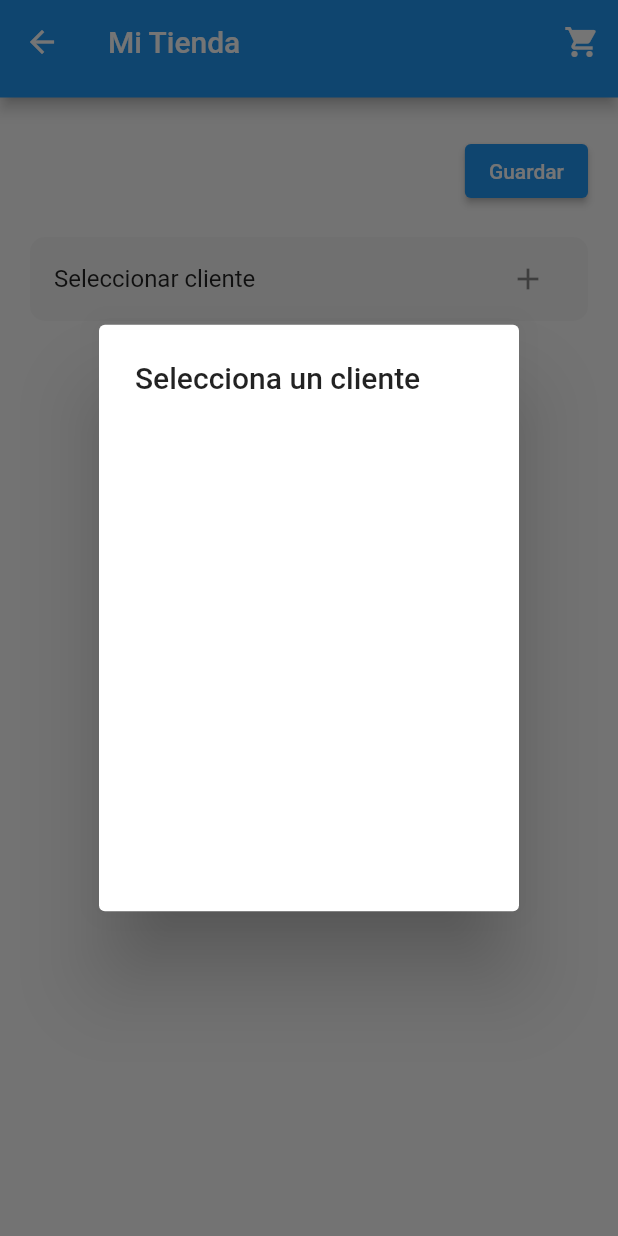
After one commit to nixonr95/mi-tienda-app, a Flutter app: the BillFormScreen screen opened by its route, after a tap on the "add" icon, on a phone screen of 412 x 824 dp. The commit adds this screen. Run offline on Flutter 3.47's test engine with Material 2 defaults, Android fonts, the phone set to English and light mode, and no system bars; our stand-ins replace flutter_hooks, hooks_riverpod, isar, reactive_forms, riverpod_annotation; missing offline and left inert: simple_barcode_scanner, soundpool; accounts and stored records are empty; generated files the repository leaves out were written again.

Commit message:
bill 0.1

```diff
--- a/lib/src/routes/app_routes.dart
+++ b/lib/src/routes/app_routes.dart
@@ -1,5 +1,7 @@
 import 'package:flutter/material.dart';
 
+import '../views/bills/bills.dart';
+import '../views/bills/screens/bill_form_screen.dart';
 import '../views/categories/screens/categories_screen.dart';
 import '../views/clients/screens/clients_screen.dart';
 import '../views/home/home.dart';
@@ -13,5 +15,7 @@ class AppRoutes {
     ProductsScreen.routeName: (_) => const ProductsScreen(),
     CategoriesScreen.routeName: (_) => const CategoriesScreen(),
     ClientsScreen.routeName: (_) => const ClientsScreen(),
+    BillsScreen.routeName: (_) => const BillsScreen(),
+    BillFormScreen.routeName: (_) => const BillFormScreen(),
   };
 }
--- a/lib/src/shared/providers/isar_provider.dart
+++ b/lib/src/shared/providers/isar_provider.dart
@@ -2,6 +2,7 @@ import 'package:isar/isar.dart';
 import 'package:path_provider/path_provider.dart';
 import 'package:riverpod_annotation/riverpod_annotation.dart';
 
+import '../../views/bills/bills.dart';
 import '../../views/categories/categories.dart';
 import '../../views/clients/models/client.dart';
 import '../../views/products/products.dart';
@@ -16,6 +17,7 @@ Future<Isar> isarInstance(FutureProviderRef ref) async {
       ProductSchema,
       CategorySchema,
       ClientSchema,
+      BillSchema,
     ],
     directory: dir.path,
   );
--- /dev/null
+++ b/lib/src/views/bills/bills.dart
@@ -0,0 +1,2 @@
+export './models/bill.dart';
+export './screens/bills_screen.dart';
--- /dev/null
+++ b/lib/src/views/bills/forms/client_bill_form.dart
@@ -0,0 +1,64 @@
+import 'package:flutter/material.dart';
+import 'package:flutter_hooks/flutter_hooks.dart';
+
+import '../../clients/models/client.dart';
+import '../../clients/widgets/client_selector.dart';
+import '../bills.dart';
+
+class ClientBillForm extends HookWidget {
+  final Bill? bill;
+  final Function(Client) onSelectClient;
+  const ClientBillForm({super.key, this.bill, required this.onSelectClient});
+
+  @override
+  Widget build(BuildContext context) {
+    final cliente = useState<Client?>(null);
+
+    onChangeClient(Client client) {
+      cliente.value = client;
+      onSelectClient(client);
+    }
+
+    return Column(
+      children: [
+        bill != null || cliente.value != null
+            ? ListTile(
+                tileColor: Colors.grey[100],
+                titleAlignment: ListTileTitleAlignment.center,
+                shape: RoundedRectangleBorder(
+                  borderRadius: BorderRadius.circular(10.0),
+                ),
+                title: Text(
+                    bill != null ? bill!.clientName : cliente.value!.name,
+                    textAlign: TextAlign.center),
+                subtitle: Text(
+                    bill != null
+                        ? bill!.clientDocument
+                        : cliente.value!.document,
+                    textAlign: TextAlign.center),
+                // trailing: IconButton(
+                //   icon: const Icon(Icons.edit),
+                //   onPressed: () {},
+                // ),
+              )
+            : ListTile(
+                tileColor: Colors.grey[100],
+                shape: RoundedRectangleBorder(
+                  borderRadius: BorderRadius.circular(10.0),
+                ),
+                title: const Text('Seleccionar cliente'),
+                trailing: IconButton(
+                  icon: const Icon(Icons.add),
+                  onPressed: () {
+                    showDialog(
+                      context: context,
+                      builder: (context) =>
+                          ClientSelector(onSelect: onChangeClient),
+                    );
+                  },
+                ),
+              ),
+      ],
+    );
+  }
+}
--- /dev/null
+++ b/lib/src/views/bills/models/bill.dart
@@ -0,0 +1,45 @@
+import 'package:isar/isar.dart';
+
+part 'bill.g.dart';
+
+@collection
+class Bill {
+  Id id = Isar.autoIncrement;
+  final DateTime date = DateTime.now();
+  late String description;
+  late int clientId;
+  late String clientDocument;
+  late String clientName;
+  late double total;
+  late bool isPaid = false;
+  late bool canBeEdited = true;
+  late DateTime? paymentDate;
+  late DateTime? editedDate;
+  late List<ProductBill> products;
+
+  Bill({
+    required this.description,
+    required this.clientId,
+    required this.clientDocument,
+    required this.clientName,
+    required this.products,
+    this.total = 0,
+  });
+}
+
+@embedded
+class ProductBill {
+  final int? id;
+  final String? name;
+  final String? description;
+  final double? price;
+  final int? categoryId;
+
+  ProductBill({
+    this.id,
+    this.name,
+    this.description,
+    this.price,
+    this.categoryId,
+  });
+}
--- /dev/null
+++ b/lib/src/views/bills/providers/bill_provider.dart
@@ -0,0 +1,19 @@
+import 'package:riverpod_annotation/riverpod_annotation.dart';
+
+import '../../../shared/providers/isar_provider.dart';
+import '../models/bill.dart';
+import '../repository/bill_repository.dart';
+
+part 'bill_provider.g.dart';
+
+@riverpod
+Future<BillRepository> billRepository(BillRepositoryRef ref) async {
+  final isar = await ref.watch(isarInstanceProvider.future);
+  return BillRepository(isar);
+}
+
+@riverpod
+Future<List<Bill>> bills(BillsRef ref) async {
+  final billRepository = await ref.watch(billRepositoryProvider.future);
+  return billRepository.getAllBills();
+}
--- /dev/null
+++ b/lib/src/views/bills/screens/bill_form_screen.dart
@@ -0,0 +1,45 @@
+import 'package:flutter/material.dart';
+import 'package:hooks_riverpod/hooks_riverpod.dart';
+
+import '../../../shared/shared.dart';
+import '../../clients/models/client.dart';
+import '../../clients/providers/client_provider.dart';
+import '../forms/client_bill_form.dart';
+import '../models/bill.dart';
+import '../providers/bill_provider.dart';
+
+class BillFormScreen extends HookConsumerWidget {
+  const BillFormScreen({super.key});
+  static const routeName = 'bills_form';
+
+  @override
+  Widget build(BuildContext context, WidgetRef ref) {
+    final bill = ModalRoute.of(context)!.settings.arguments as Bill?;
+    final billRepository = ref.watch(billRepositoryProvider).value;
+    final clients = ref.watch(clientsProvider);
+
+    onSelectClient(Client client) {}
+
+    return Scaffold(
+      appBar: const CustomAppbar(),
+      body: Padding(
+        padding: const EdgeInsets.symmetric(horizontal: 20.0, vertical: 25.0),
+        child: Column(
+          children: [
+            Row(
+              mainAxisAlignment: MainAxisAlignment.end,
+              children: [
+                ElevatedButton(
+                  child: const Text('Guardar'),
+                  onPressed: () {},
+                ),
+              ],
+            ),
+            const SizedBox(height: 20.0),
+            ClientBillForm(bill: bill, onSelectClient: onSelectClient),
+          ],
+        ),
+      ),
+    );
+  }
+}
--- /dev/null
+++ b/lib/src/views/clients/widgets/client_selector.dart
@@ -0,0 +1,47 @@
+import 'package:flutter/material.dart';
+import 'package:hooks_riverpod/hooks_riverpod.dart';
+
+import '../models/client.dart';
+import '../providers/client_provider.dart';
+
+class ClientSelector extends HookConsumerWidget {
+  final Function(Client) onSelect;
+  const ClientSelector({super.key, required this.onSelect});
+
+  @override
+  Widget build(BuildContext context, WidgetRef ref) {
+    final clients = ref.watch(clientsProvider);
+    return AlertDialog(
+      title: const Text('Selecciona un cliente'),
+      content: SizedBox(
+        height: 300,
+        child: clients.when(
+          data: (data) {
+            return SingleChildScrollView(
+              child: Column(
+                mainAxisSize: MainAxisSize.min,
+                children: [
+                  const SizedBox(height: 20.0),
+                  ...data.map((e) {
+                    return InkWell(
+                      onTap: () {
+                        onSelect(e);
+                        Navigator.pop(context);
+                      },
+                      child: ListTile(
+                        title: Text('Nombre: ${e.name}'),
+                        subtitle: Text('Documento: ${e.document}'),
+                      ),
+                    );
+                  }),
+                ],
+              ),
+            );
+          },
+          error: (error, stackTrace) => const Center(child: Text('Error')),
+          loading: () => const Center(child: CircularProgressIndicator()),
+        ),
+      ),
+    );
+  }
+}
```
Also changed, not shown: lib/src/shared/widgets/custom_navigation_drawer.dart (+14 -0 lines), lib/src/views/bills/repository/bill_repository.dart (added, +29 -0 lines), lib/src/views/bills/screens/bills_screen.dart (added, +28 -0 lines), lib/src/views/bills/utils/utils.dart (added, +17 -0 lines), lib/src/shared/providers/isar_provider.g.dart, lib/src/views/bills/models/bill.g.dart (added), lib/src/views/bills/providers/bill_provider.g.dart (added).
